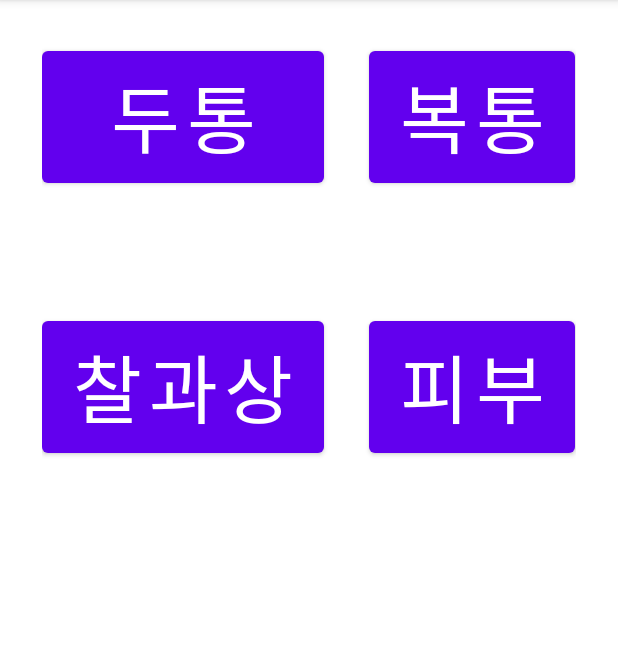
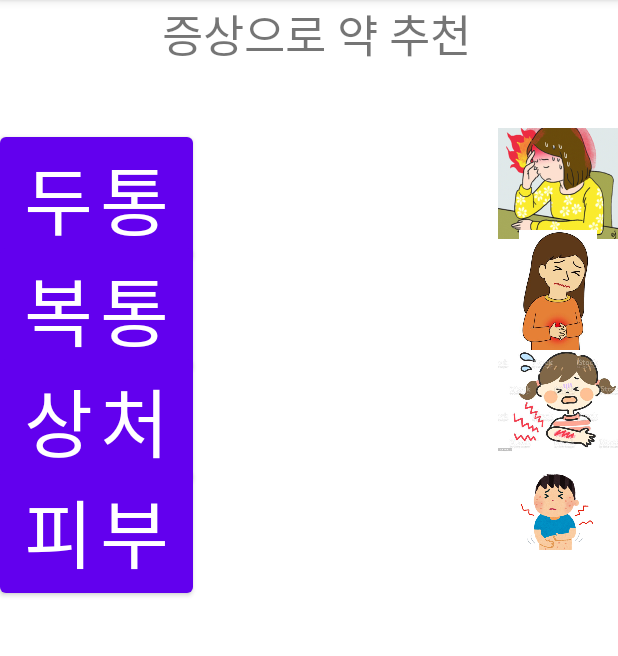
Before and after one commit to rubinstory/android, an Android app: the MenuActivity screen opened directly, with no data from a screen before it, on a phone screen of 412 x 824 dp, the part 84-740 px from its top. Run offline under Robolectric (Android 15) with nearby library versions, the phone set to English and light mode, and no system bars.

Commit message:
ui 수정

```diff
--- a/app/src/main/java/com/example/apptest/MenuActivity.java
+++ b/app/src/main/java/com/example/apptest/MenuActivity.java
@@ -6,6 +6,7 @@ import android.content.Intent;
 import android.os.Bundle;
 import android.view.View;
 import android.widget.Button;
+import android.widget.ImageButton;
 
 public class MenuActivity extends AppCompatActivity {
 
--- a/app/src/main/res/layout/menu.xml
+++ b/app/src/main/res/layout/menu.xml
@@ -1,46 +1,98 @@
 <?xml version="1.0" encoding="utf-8"?>
-<TableLayout xmlns:android="http://schemas.android.com/apk/res/android"
+<LinearLayout xmlns:android="http://schemas.android.com/apk/res/android"
     xmlns:app="http://schemas.android.com/apk/res-auto"
     xmlns:tools="http://schemas.android.com/tools"
     android:layout_width="match_parent"
     android:layout_height="match_parent"
-    android:layout_margin="8dp"
-    app:layout_constraintLeft_toLeftOf="parent"
-    app:layout_constraintRight_toRightOf="parent"
-    app:layout_constraintTop_toTopOf="parent"
-    android:stretchColumns="*"
-    android:padding="20dp"
+    android:orientation="vertical"
     tools:context=".MenuActivity">
 
-    <TableRow>
+    <LinearLayout
+        android:layout_width="match_parent"
+        android:layout_height="0dp"
+        android:layout_weight="1"
+        android:background="@android:color/white"
+        android:orientation="vertical">
+
+        <LinearLayout
+            android:layout_width="match_parent"
+            android:layout_height="wrap_content"
+            android:layout_gravity="center"
+            android:orientation="horizontal">
+
+            <TextView
+                android:layout_width="0dp"
+                android:layout_height="wrap_content"
+                android:layout_centerHorizontal="true"
+                android:layout_marginStart="10dp"
+                android:layout_marginLeft="10dp"
+                android:layout_weight="1"
+                android:gravity="center"
+                android:text="증상으로 약 추천"
+                android:textSize="30sp" />
+        </LinearLayout>
+    </LinearLayout>
+
+    <LinearLayout
+        android:layout_width="match_parent"
+        android:layout_height="0dp"
+        android:layout_weight="8"
+        android:orientation="vertical">
+
         <Button
+            android:id="@+id/headache"
+            android:layout_width="wrap_content"
+            android:layout_height="wrap_content"
             android:text="두통"
-            android:textSize="50dp"
-            android:layout_marginRight="30dp"
-            android:layout_height="100dp"
-            android:id="@+id/headache"/>
+            android:textSize="50dp" />
+
+        <ImageView
+            android:layout_width="80dp"
+            android:layout_height="80dp"
+            android:src="@drawable/headache"
+            android:layout_gravity="right"
+            android:layout_marginTop="-100dp"/>
+
         <Button
+            android:id="@+id/stomachache"
+            android:layout_width="wrap_content"
+            android:layout_height="wrap_content"
             android:text="복통"
-            android:textSize="50dp"
-            android:layout_height="100dp"
-            android:id="@+id/stomachache"/>
-    </TableRow>
-    <TableRow>
+            android:textSize="50dp" />
+
+        <ImageView
+            android:layout_width="80dp"
+            android:layout_height="80dp"
+            android:src="@drawable/stomachache"
+            android:layout_gravity="right"
+            android:layout_marginTop="-100dp"/>
+
         <Button
-            android:text="찰과상"
-            android:textSize="50dp"
-            android:layout_marginRight="30dp"
-            android:layout_height="100dp"
-            android:layout_marginTop="80dp"
-            android:id="@+id/abrasion"/>
+            android:id="@+id/abrasion"
+            android:layout_width="wrap_content"
+            android:layout_height="wrap_content"
+            android:text="상처"
+            android:textSize="50dp" />
+
+        <ImageView
+            android:layout_width="80dp"
+            android:layout_height="80dp"
+            android:src="@drawable/abraison"
+            android:layout_gravity="right"
+            android:layout_marginTop="-100dp"/>
+
         <Button
+            android:id="@+id/skin"
+            android:layout_width="wrap_content"
+            android:layout_height="wrap_content"
             android:text="피부"
-            android:textSize="50dp"
-            android:layout_height="100dp"
-            android:layout_marginTop="80dp"
-            android:id="@+id/skin"/>
-    </TableRow>
+            android:textSize="50dp" />
 
-
-
-</TableLayout>
+        <ImageView
+            android:layout_width="80dp"
+            android:layout_height="80dp"
+            android:src="@drawable/skin"
+            android:layout_gravity="right"
+            android:layout_marginTop="-100dp"/>
+    </LinearLayout>
+</LinearLayout>
```
Also changed, not shown: app/src/main/res/layout/login.xml (+73 -22 lines), app/src/main/res/drawable-v24/abraison.jpg (added), app/src/main/res/drawable-v24/doctor24.png (added), app/src/main/res/drawable-v24/headache.jpg (added), app/src/main/res/drawable-v24/main2.jpg (deleted), app/src/main/res/drawable-v24/main3.jpg (deleted), app/src/main/res/drawable-v24/skin.jpg (added), app/src/main/res/drawable-v24/stomachache.jpg (added).
